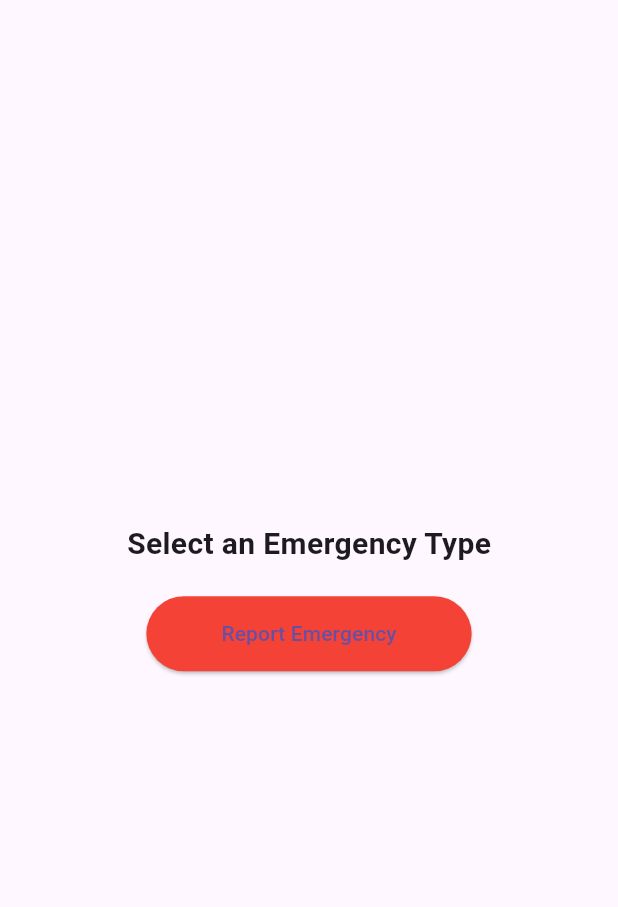
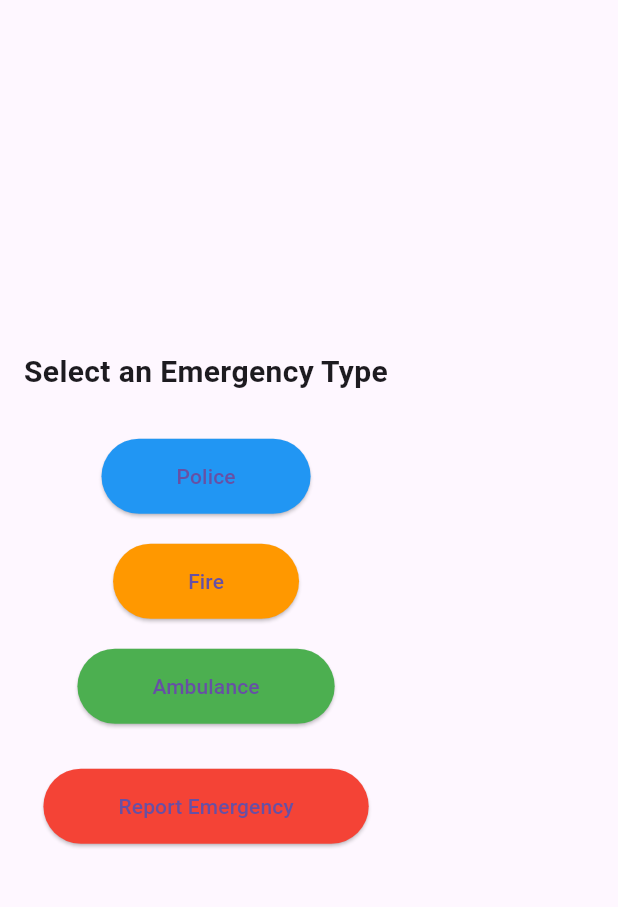
Before and after one commit to MAVERICK-VF142/eers, a Flutter app: the screen it shows after launch, on a phone screen of 412 x 824 dp, the part 63-970 px from its top. Run offline on Flutter 3.47's test engine with Material 3 defaults, Android fonts, the phone set to English and light mode, and no system bars.

Commit message:
added diifernt buttons for different types of emergency and screens

```diff
--- a/lib/screens/home_screen.dart
+++ b/lib/screens/home_screen.dart
@@ -1,5 +1,8 @@
 import 'package:flutter/material.dart';
-import 'report_screen.dart'; // Import the new screen
+import 'police_screen.dart'; // Import Police Screen
+import 'fire_screen.dart';   // Import Fire Screen
+import 'ambulance_screen.dart'; // Import Ambulance Screen
+import 'report_screen.dart'; // Import Report Emergency Screen
 
 class HomeScreen extends StatelessWidget {
   const HomeScreen({super.key});
@@ -10,15 +13,59 @@
       appBar: AppBar(
         title: Text('Emergency Response'),
       ),
-      body: Center(
+      body: Padding(
+        padding: const EdgeInsets.all(16.0),
         child: Column(
           mainAxisAlignment: MainAxisAlignment.center,
           children: [
             Text(
               'Select an Emergency Type',
               style: TextStyle(fontSize: 20, fontWeight: FontWeight.bold),
+              textAlign: TextAlign.center,
+            ),
+            SizedBox(height: 30),
+            ElevatedButton(
+              onPressed: () {
+                Navigator.push(
+                  context,
+                  MaterialPageRoute(builder: (context) => PoliceScreen()),
+                );
+              },
+              style: ElevatedButton.styleFrom(
+                backgroundColor: Colors.blue,
+                padding: EdgeInsets.symmetric(vertical: 15, horizontal: 50),
+              ),
+              child: Text('Police'),
             ),
             SizedBox(height: 20),
+            ElevatedButton(
+              onPressed: () {
+                Navigator.push(
+                  context,
+                  MaterialPageRoute(builder: (context) => FireScreen()),
+                );
+              },
+              style: ElevatedButton.styleFrom(
+                backgroundColor: Colors.orange,
+                padding: EdgeInsets.symmetric(vertical: 15, horizontal: 50),
+              ),
+              child: Text('Fire'),
+            ),
+            SizedBox(height: 20),
+            ElevatedButton(
+              onPressed: () {
+                Navigator.push(
+                  context,
+                  MaterialPageRoute(builder: (context) => AmbulanceScreen()),
+                );
+              },
+              style: ElevatedButton.styleFrom(
+                backgroundColor: Colors.green,
+                padding: EdgeInsets.symmetric(vertical: 15, horizontal: 50),
+              ),
+              child: Text('Ambulance'),
+            ),
+            SizedBox(height: 30),
             ElevatedButton(
               onPressed: () {
                 Navigator.push(
@@ -28,7 +75,7 @@
               },
               style: ElevatedButton.styleFrom(
                 backgroundColor: Colors.red,
-                padding: EdgeInsets.symmetric(horizontal: 50, vertical: 15),
+                padding: EdgeInsets.symmetric(vertical: 15, horizontal: 50),
               ),
               child: Text('Report Emergency'),
             ),
```
Also changed, not shown: lib/screens/ambulance_screen.dart (added, +40 -0 lines), lib/screens/fire_screen.dart (added, +40 -0 lines), lib/screens/police_screen.dart (added, +40 -0 lines).
